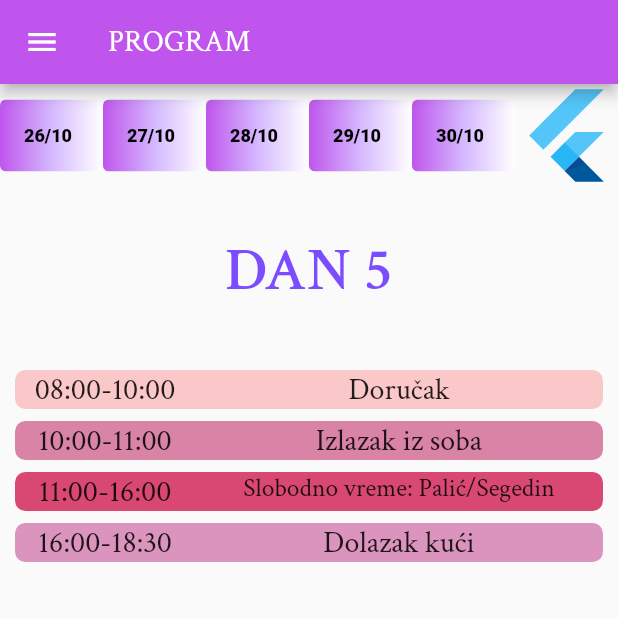
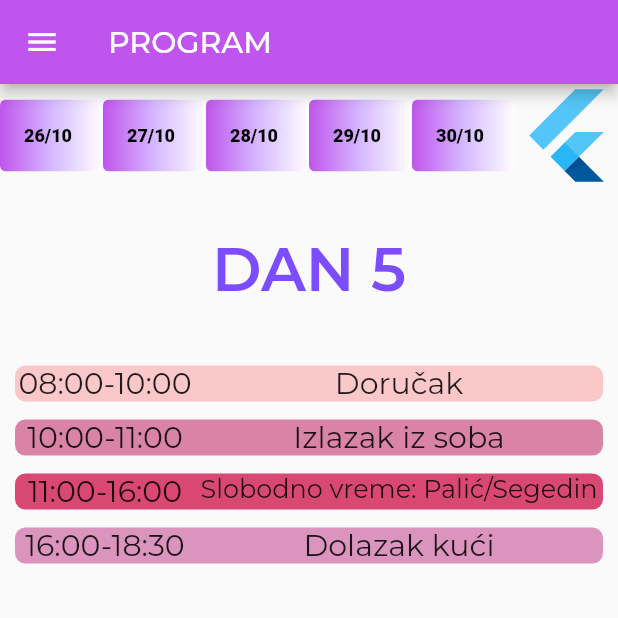
Before and after one commit to mkordic/aftermath2022, a Flutter app: the day5 screen opened by its route, on a phone screen of 412 x 824 dp, the top half of it. Run offline on Flutter 3.47's test engine with Material 2 defaults, Android fonts, the light colour scheme and no system bars; our stand-ins replace firebase_core, firebase_database, google_fonts; accounts and stored records are empty.

Commit message:
font update

```diff
--- a/lib/fragments/agendaPages/day5.dart
+++ b/lib/fragments/agendaPages/day5.dart
@@ -10,10 +10,10 @@ class day5 extends StatelessWidget {
   static const rowSpacer=TableRow(
       children: [
         SizedBox(
-          height: 8,
+          height: 12,
         ),
         SizedBox(
-          height: 8,
+          height: 12,
         )
       ]);
 
--- a/lib/main.dart
+++ b/lib/main.dart
@@ -37,7 +37,7 @@ class _MyAppState extends State<MyApp> {
     return MaterialApp(
       theme: ThemeData(
           primaryColor: Colors.purple,
-          textTheme: GoogleFonts.crimsonTextTextTheme(
+          textTheme: GoogleFonts.montserratTextTheme(
               Theme.of(context).textTheme
           )
       ),
```
Also changed, not shown: pubspec.lock.
